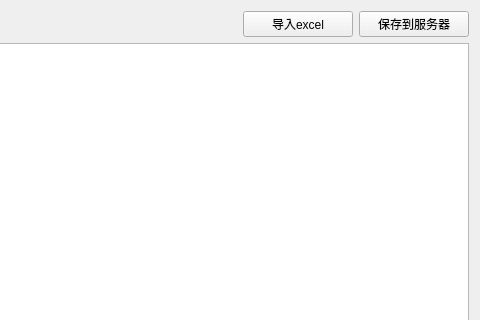
This is woodpecker/views/src/testcase.ui in cash2one/AutoDriver as Qt 5 draws it before an edit; both pictures show x 764 to 1244 and y 0 to 320 of the 1244 by 603 pixel window. The edited form follows.
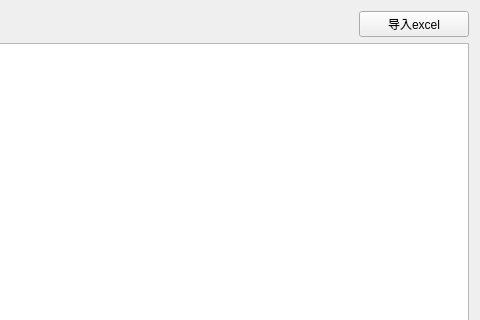
This is the edited form.

Commit message: testcase parse xls

```diff
--- a/woodpecker/views/src/testcase.ui
+++ b/woodpecker/views/src/testcase.ui
@@ -90,25 +90,6 @@
            </property>
           </widget>
          </item>
-         <item>
-          <widget class="QPushButton" name="pushButton">
-           <property name="minimumSize">
-            <size>
-             <width>110</width>
-             <height>0</height>
-            </size>
-           </property>
-           <property name="maximumSize">
-            <size>
-             <width>140</width>
-             <height>16777215</height>
-            </size>
-           </property>
-           <property name="text">
-            <string>保存到服务器</string>
-           </property>
-          </widget>
-         </item>
         </layout>
        </item>
        <item>
```
The commit also changes 45 other files.
